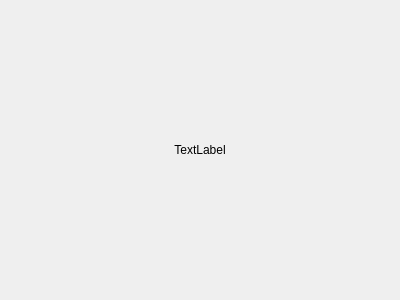
First picture: the form in src/UI/QT/Frame_TextCavnasOverrideBox.ui, repository TheBeef/WhippyTerm, before the edit.
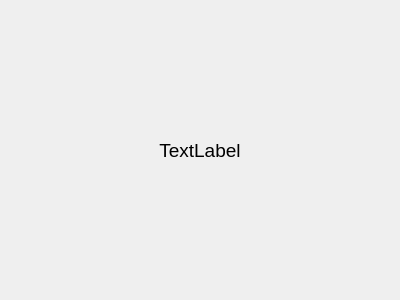
Second picture: the form after the edit.

```diff
--- a/src/UI/QT/Frame_TextCavnasOverrideBox.ui
+++ b/src/UI/QT/Frame_TextCavnasOverrideBox.ui
@@ -19,6 +19,11 @@
   <layout class="QVBoxLayout" name="verticalLayout">
    <item>
     <widget class="QLabel" name="label">
+     <property name="font">
+      <font>
+       <pointsize>14</pointsize>
+      </font>
+     </property>
      <property name="text">
       <string>TextLabel</string>
      </property>
```
